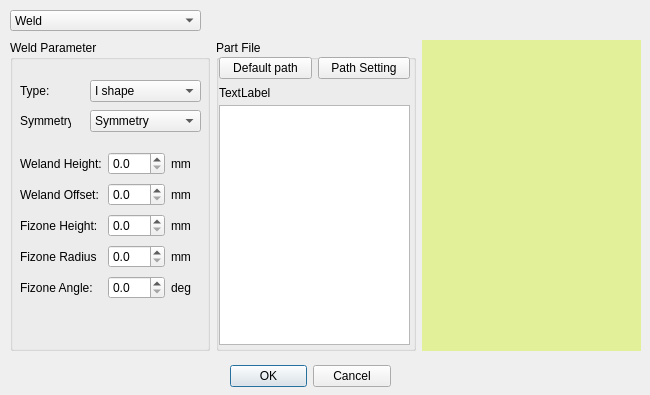
This is phascan_view/ui/dialog/DialogDxfFileLoad.ui in qinxingying/hello-word as Qt 5 draws it before an edit. The edited form follows.
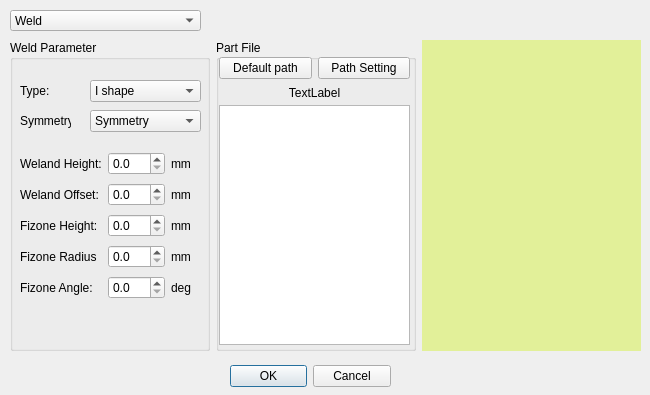
This is the edited form. Custom widgets are drawn as their Qt base class.

```diff
--- a/phascan_view/ui/dialog/DialogDxfFileLoad.ui
+++ b/phascan_view/ui/dialog/DialogDxfFileLoad.ui
@@ -371,6 +371,9 @@
           <property name="text">
            <string>TextLabel</string>
           </property>
+          <property name="alignment">
+           <set>Qt::AlignCenter</set>
+          </property>
          </widget>
         </item>
         <item>
```
